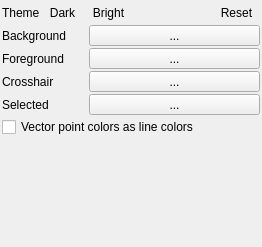
Above: qps/speclib/spectralprofilerendererwidget.ui from EnMAP-Box/qgispluginsupport before the change. Below: the same form after it.
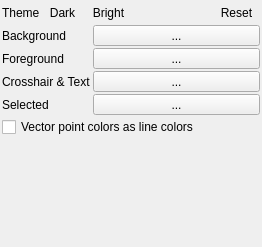
That is the form after the change. Custom widgets are drawn as their Qt base class.

Patch:
```diff
--- a/qps/speclib/spectralprofilerendererwidget.ui
+++ b/qps/speclib/spectralprofilerendererwidget.ui
@@ -147,7 +147,7 @@
    <item row="3" column="0">
     <widget class="QLabel" name="label_3">
      <property name="text">
-      <string>Crosshair</string>
+      <string>Crosshair &amp; Text</string>
      </property>
     </widget>
    </item>
```
